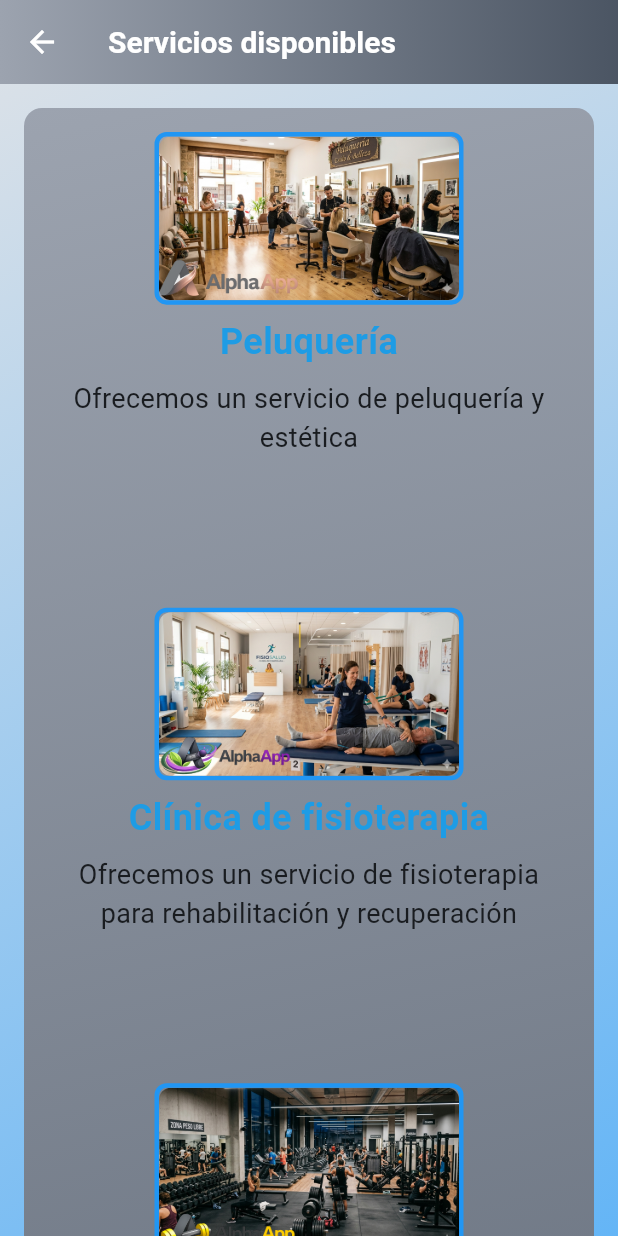
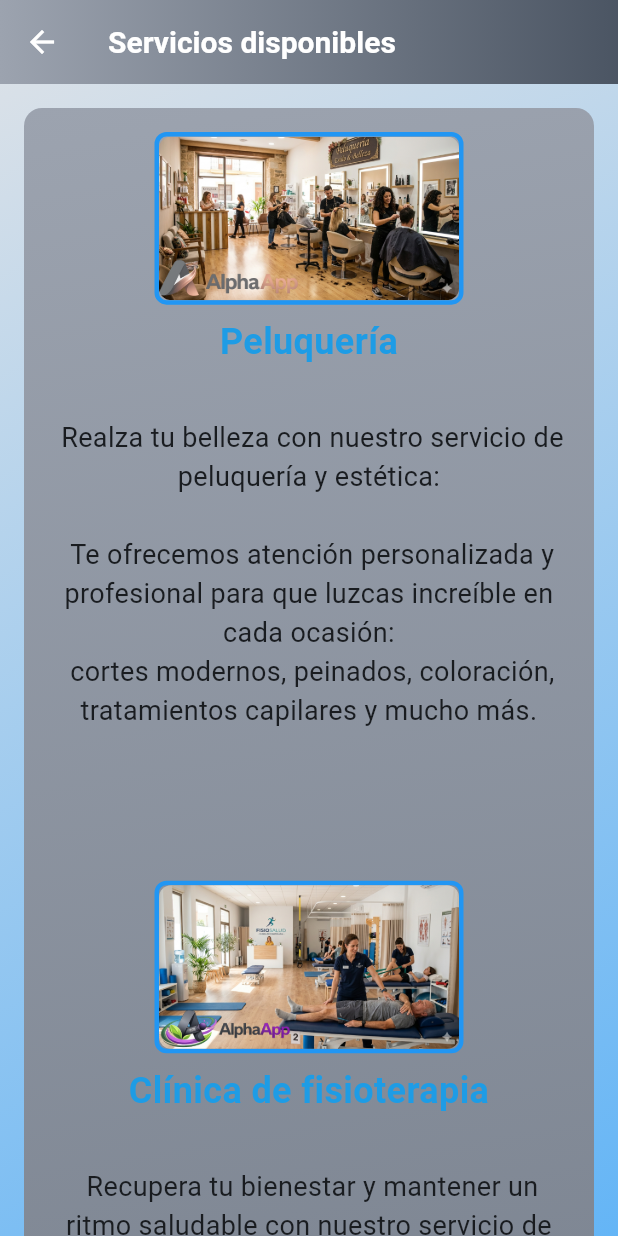
Before and after one commit to amo0037-commits/Grupo-Alpha, a Flutter app: the ServicePage screen opened directly, on a phone screen of 412 x 824 dp. Run offline on Flutter 3.47's test engine with Material 3 defaults, Android fonts, the light colour scheme and no system bars; our stand-ins replace animated_text_kit, cloud_firestore, firebase_auth, firebase_core, flutter_spinkit, table_calendar; accounts and stored records are empty.

Commit message:
Update services_screen.dart

```diff
--- a/gestion_cliente/lib/screens/services_screen.dart
+++ b/gestion_cliente/lib/screens/services_screen.dart
@@ -52,21 +52,21 @@ class ServicePage extends StatelessWidget {
                     imagePath: 'assets/images/peluqueriainfo2.png',
                     title: 'Peluquería',
                     description:
-                        'Ofrecemos un servicio de peluquería y estética',
+                       '\n Realza tu belleza con nuestro servicio de peluquería y estética: \n\n Te ofrecemos atención personalizada y profesional para que luzcas increíble en cada ocasión: \n cortes modernos, peinados, coloración, tratamientos capilares y mucho más.',
                   ),
                   SizedBox(height: 60),
                   ServiceRow(
                     imagePath: 'assets/images/clinicafisioinfo.png',
                     title: 'Clínica de fisioterapia',
                     description:
-                        'Ofrecemos un servicio de fisioterapia para rehabilitación y recuperación',
+                        ' \n Recupera tu bienestar y mantener un ritmo saludable con nuestro servicio de fisioterapia. \n\n Te ofrecemos atención especializada para aliviar dolores musculares, rehabilitar lesiones, mejorar tu movilidad y ayudarte a recuperar tu calidad de vida. \n Contamos con tratamientos personalizados, terapia manual, ejercicios terapéuticos y acompañamiento profesional para cada necesidad.',
                   ),
                   SizedBox(height: 60),
                   ServiceRow(
                     imagePath: 'assets/images/gimnasioinfo.png',
                     title: 'Gimnasio',
                     description:
-                        'Ofrecemos un servicio de gimnasio altamente preparado y equipado',
+                        ' \n Transforma tu cuerpo y mejora tu salud en nuestro gimnasio. \n\n Te ofrecemos un espacio equipado para que entrenes con comodidad, seguridad y motivación. Contamos con rutinas personalizadas, asesoría profesional \n y actividades diseñadas para ayudarte a alcanzar tus objetivos.',
                   ),
                   SizedBox(height: 60),
                   ServiceRow(
```
